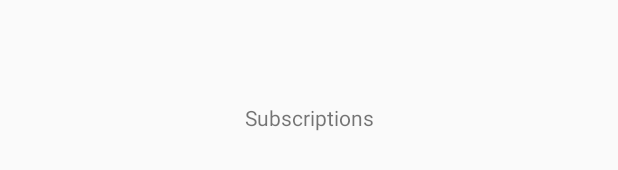
After one commit to BuildForSDGCohort2/Team-SmartSurvelliance-mobile, an Android app: the layout subscriptions_fragment.xml on its own in the app's theme, with its tools: preview values and no code run, on a phone screen of 412 x 824 dp. The commit adds this screen. Shown: the part 501-671 px from the top of the screen. Run offline under Robolectric (Android 15) with nearby library versions, the phone set to English and light mode, and no system bars.

Commit message:
support_and _subscriptions

```diff
--- a/app/src/main/java/com/production/smartsurvelliance/ui/home/HomeFragment.kt
+++ b/app/src/main/java/com/production/smartsurvelliance/ui/home/HomeFragment.kt
@@ -60,7 +60,7 @@ class HomeFragment : Fragment() {
             .build()
 
         Amplify.DataStore.save(post,
-            {Timber.i("Saved a new post succeefully")},
+            {Timber.i("Saved a new post successfully")},
             {Timber.tag("Error saving post").e(it)}
         )
     }
--- /dev/null
+++ b/app/src/main/res/drawable/ic_baseline_chat_bubble_24.xml
@@ -0,0 +1,5 @@
+<vector android:height="24dp" android:tint="#FFFFFF"
+    android:viewportHeight="24" android:viewportWidth="24"
+    android:width="24dp" xmlns:android="http://schemas.android.com/apk/res/android">
+    <path android:fillColor="@android:color/white" android:pathData="M20,2H4c-1.1,0 -2,0.9 -2,2v18l4,-4h14c1.1,0 2,-0.9 2,-2V4c0,-1.1 -0.9,-2 -2,-2z"/>
+</vector>
--- /dev/null
+++ b/app/src/main/res/layout/subscriptions_fragment.xml
@@ -0,0 +1,21 @@
+<?xml version="1.0" encoding="utf-8"?>
+<androidx.constraintlayout.widget.ConstraintLayout xmlns:android="http://schemas.android.com/apk/res/android"
+    xmlns:app="http://schemas.android.com/apk/res-auto"
+    xmlns:tools="http://schemas.android.com/tools"
+    android:layout_width="match_parent"
+    android:layout_height="match_parent"
+    tools:context=".ui.subscriptions.SubscriptionsFragment"
+    android:id="@+id/nav_subscriptions">
+
+    <TextView
+        android:layout_width="wrap_content"
+        android:layout_height="wrap_content"
+        android:text="Subscriptions"
+        app:layout_constraintBottom_toBottomOf="parent"
+        app:layout_constraintEnd_toEndOf="parent"
+        app:layout_constraintStart_toStartOf="parent"
+        app:layout_constraintTop_toTopOf="parent"
+        tools:layout_conversion_absoluteHeight="731dp"
+        tools:layout_conversion_absoluteWidth="411dp" />
+
+</androidx.constraintlayout.widget.ConstraintLayout>
--- a/app/src/main/res/values/colors.xml
+++ b/app/src/main/res/values/colors.xml
@@ -5,6 +5,7 @@
     <color name="colorAccent">#2BB2A7</color>
     <color name="black_overlay">#66000000</color>
     <color name="playerBackgroud">#E1EBF6</color>
+    <color name="surveillance_black">#de000000</color>
     <color name="colorDecline">#D81B60</color>
     <color name="colorConfirm">#008577</color>
 </resources>
```
Also changed, not shown: app/src/main/java/com/production/smartsurvelliance/ui/faqs/FaqsFragment.kt (added, +32 -0 lines), app/src/main/java/com/production/smartsurvelliance/ui/faqs/FaqsViewModel.kt (added, +7 -0 lines), app/src/main/java/com/production/smartsurvelliance/ui/subscriptions/SubscriptionsFragment.kt (added, +32 -0 lines), app/src/main/java/com/production/smartsurvelliance/ui/subscriptions/SubscriptionsViewModel.kt (added, +7 -0 lines), app/src/main/java/com/production/smartsurvelliance/ui/support/SupportFragment.kt (added, +32 -0 lines), app/src/main/java/com/production/smartsurvelliance/ui/support/SupportViewModel.kt (added, +7 -0 lines), app/src/main/res/layout/faqs_fragment.xml (added, +20 -0 lines), app/src/main/res/layout/support_fragment.xml (added, +37 -0 lines), app/src/main/res/font/montserrat.ttf (added).
